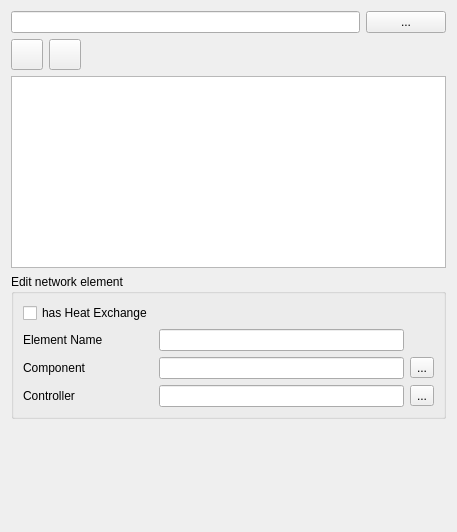
Before: the Qt Designer form SIM-VICUS/src/SVDBSubNetworkEditWidget.ui in ghorwin/SIM-VICUS, drawn with Qt 5.
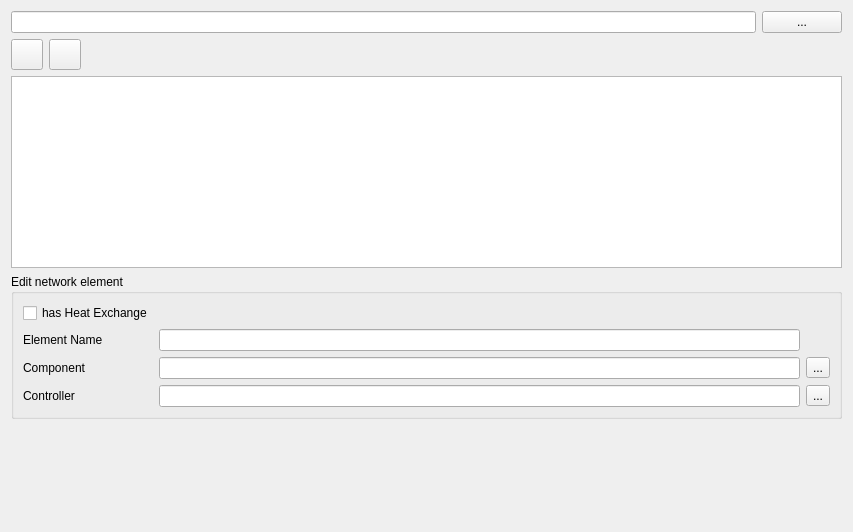
After: the same form once the commit is applied. Icons and pictures are not drawn. Custom widgets are drawn as their Qt base class.

Diff of the .ui file:
```diff
--- a/SIM-VICUS/src/SVDBSubNetworkEditWidget.ui
+++ b/SIM-VICUS/src/SVDBSubNetworkEditWidget.ui
@@ -6,7 +6,7 @@
    <rect>
     <x>0</x>
     <y>0</y>
-    <width>457</width>
+    <width>853</width>
     <height>532</height>
    </rect>
   </property>
@@ -76,7 +76,20 @@
       </layout>
      </item>
      <item>
-      <widget class="QTableWidget" name="tableWidgetElements"/>
+      <widget class="QTableWidget" name="tableWidgetElements">
+       <property name="sizePolicy">
+        <sizepolicy hsizetype="Expanding" vsizetype="Expanding">
+         <horstretch>0</horstretch>
+         <verstretch>0</verstretch>
+        </sizepolicy>
+       </property>
+       <property name="minimumSize">
+        <size>
+         <width>400</width>
+         <height>0</height>
+        </size>
+       </property>
+      </widget>
      </item>
     </layout>
    </item>
@@ -128,7 +141,14 @@
        </widget>
       </item>
       <item row="2" column="1">
-       <widget class="QLineEdit" name="lineEditComponent"/>
+       <widget class="QLineEdit" name="lineEditComponent">
+        <property name="sizePolicy">
+         <sizepolicy hsizetype="Expanding" vsizetype="Fixed">
+          <horstretch>250</horstretch>
+          <verstretch>0</verstretch>
+         </sizepolicy>
+        </property>
+       </widget>
       </item>
       <item row="0" column="0">
        <widget class="QCheckBox" name="checkBoxElementHasHeatExchange">
```
